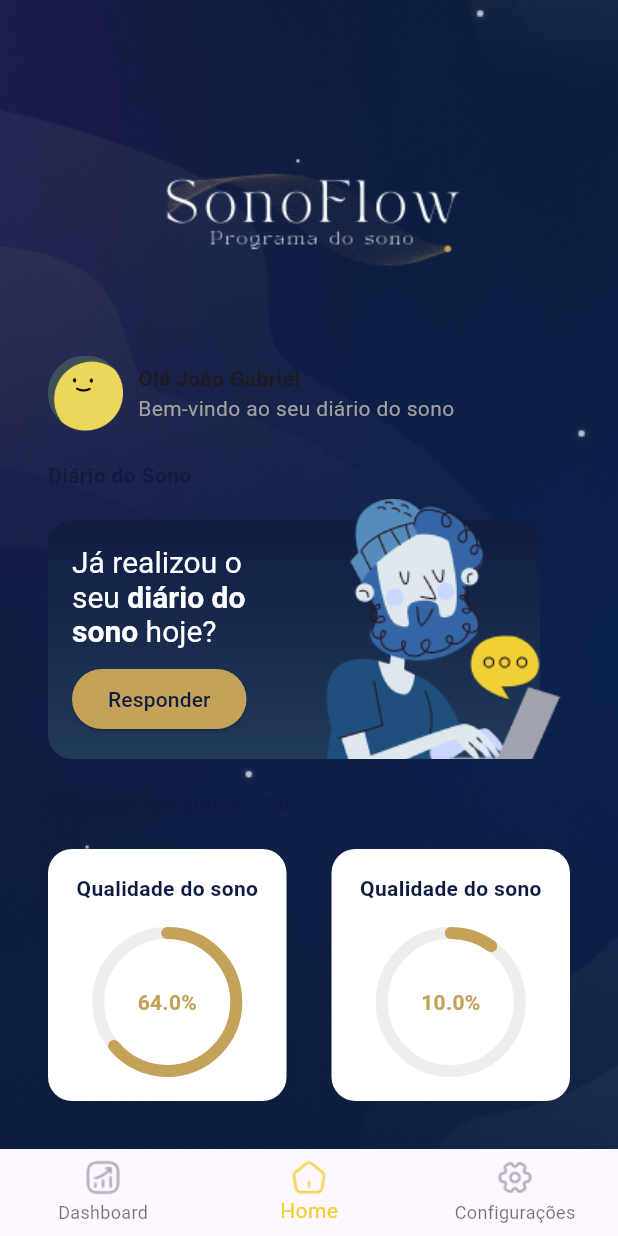
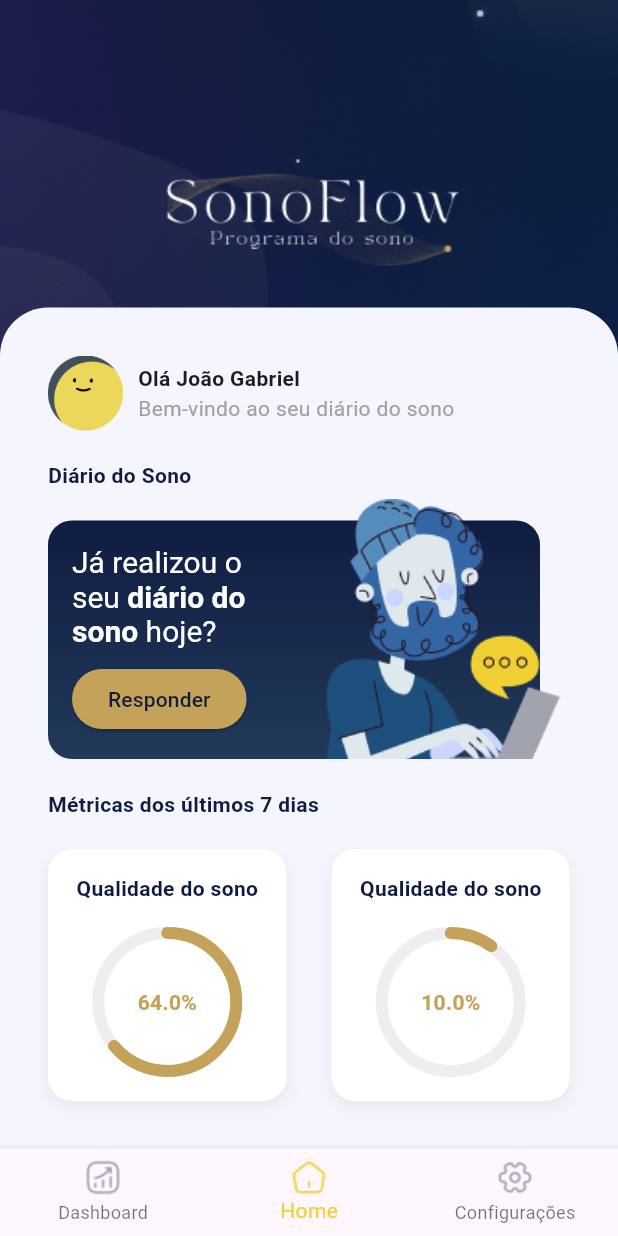
Before and after one commit to PlanBTechTeam/Sonoflow-Mobile, a Flutter app: the screen it shows after launch, on a phone screen of 412 x 824 dp. Run offline on Flutter 3.47's test engine with Material 3 defaults, Android fonts, the phone set to English and light mode, and no system bars; drawn by our look-alikes of percent_indicator; our stand-ins replace firebase_core, image_picker; accounts and stored records are empty; generated files the repository leaves out were written again.

Commit message:
update(color): 1 Cor nova

```diff
--- a/lib/presentation/utils/colors.dart
+++ b/lib/presentation/utils/colors.dart
@@ -8,6 +8,7 @@ class AppColors {
   static const Color lemonYellow = Color.fromRGBO(240, 208, 51, 1);
   static const Color midnightBlue = Color.fromRGBO(15, 27, 64, 1);
   static const Color goldenYellow = Color.fromRGBO(196, 162, 90, 1);
+  static const Color ghostWhite = Color.fromRGBO(245, 245, 253, 1);
   static const LinearGradient linearBlueGradient = LinearGradient(
     colors: [
       Color.fromRGBO(16, 28, 66, 1),
```
